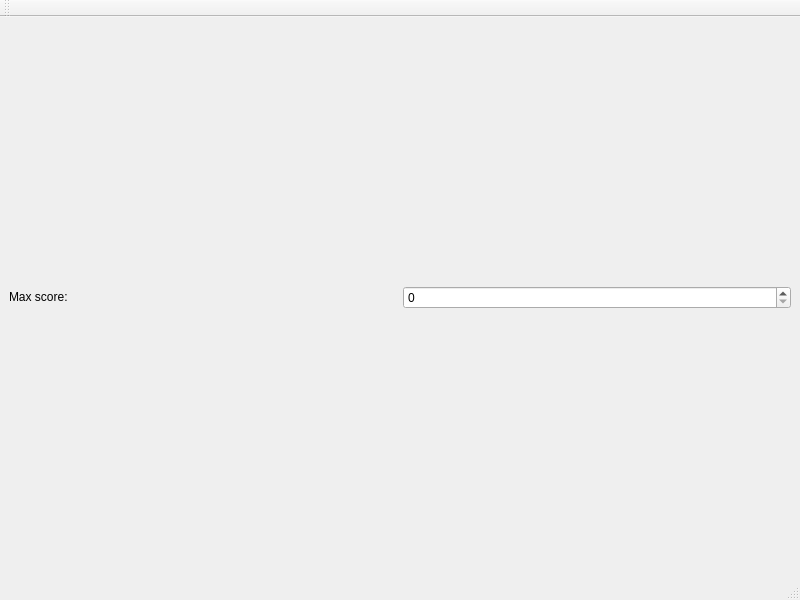
Above: Client/Client/assignmentcreationwindow.ui from Oleksii-Adamov/OOP-4sem-project before the change. Below: the same form after it.
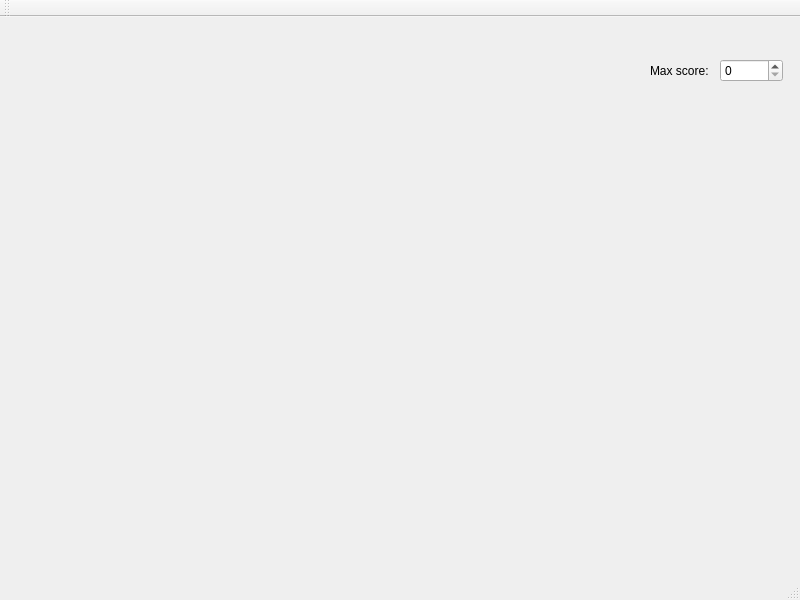
That is the form after the change.

Patch:
```diff
--- a/Client/Client/assignmentcreationwindow.ui
+++ b/Client/Client/assignmentcreationwindow.ui
@@ -14,8 +14,15 @@
    <string>MainWindow</string>
   </property>
   <widget class="QWidget" name="centralwidget">
-   <layout class="QVBoxLayout" name="verticalLayout">
-    <item>
+   <widget class="QWidget" name="layoutWidget">
+    <property name="geometry">
+     <rect>
+      <x>650</x>
+      <y>40</y>
+      <width>133</width>
+      <height>28</height>
+     </rect>
+    </property>
      <layout class="QHBoxLayout" name="horizontalLayout">
       <item>
        <widget class="QLabel" name="label_max_score">
@@ -38,8 +45,7 @@
        </widget>
       </item>
      </layout>
-    </item>
-   </layout>
+   </widget>
   </widget>
   <widget class="QMenuBar" name="menubar">
    <property name="geometry">
```
Lines whose indentation alone changed are shown as unchanged.
